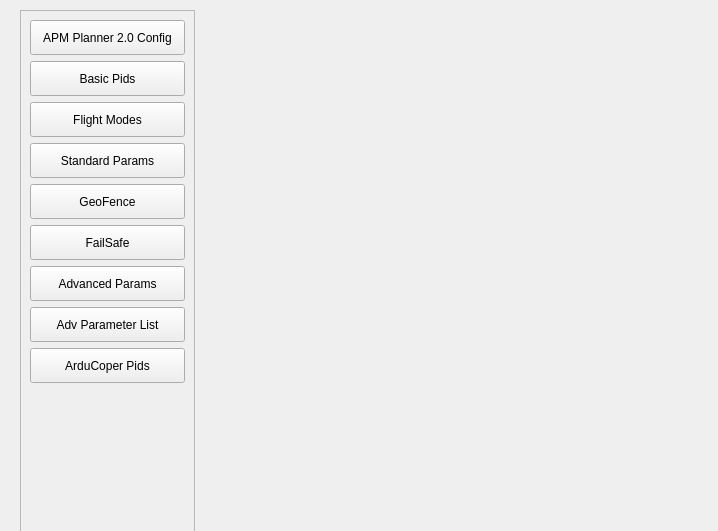
The window that src/ui/configuration/ApmSoftwareConfig.ui (mavlink/qgroundcontrol) describes before a commit, drawn with Qt 5.
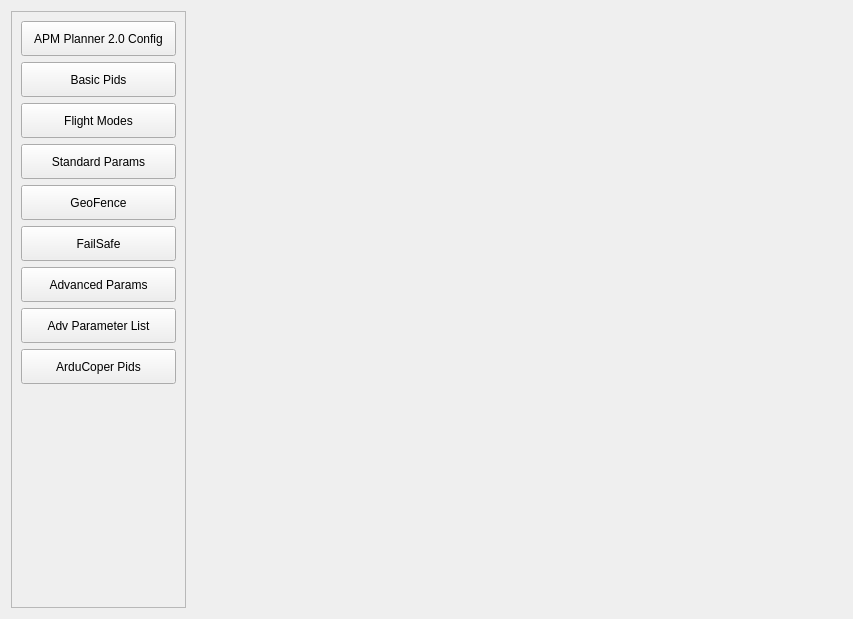
The same window after the commit.

Diff of the .ui file:
```diff
--- a/src/ui/configuration/ApmSoftwareConfig.ui
+++ b/src/ui/configuration/ApmSoftwareConfig.ui
@@ -6,22 +6,16 @@
    <rect>
     <x>0</x>
     <y>0</y>
-    <width>718</width>
-    <height>531</height>
+    <width>853</width>
+    <height>619</height>
    </rect>
   </property>
   <property name="windowTitle">
    <string>Form</string>
   </property>
+  <layout class="QHBoxLayout" name="horizontalLayout">
+   <item>
   <widget class="QScrollArea" name="scrollArea_6">
-   <property name="geometry">
-    <rect>
-     <x>20</x>
-     <y>10</y>
-     <width>175</width>
-     <height>531</height>
-    </rect>
-   </property>
    <property name="minimumSize">
     <size>
      <width>175</width>
@@ -43,7 +37,7 @@
       <x>0</x>
       <y>0</y>
       <width>173</width>
-      <height>529</height>
+        <height>599</height>
      </rect>
     </property>
     <layout class="QVBoxLayout" name="verticalLayout_12">
@@ -211,16 +205,11 @@
     </layout>
    </widget>
   </widget>
-  <widget class="QStackedWidget" name="stackedWidget">
-   <property name="geometry">
-    <rect>
-     <x>220</x>
-     <y>20</y>
-     <width>471</width>
-     <height>491</height>
-    </rect>
-   </property>
-  </widget>
+   </item>
+   <item>
+    <widget class="QStackedWidget" name="stackedWidget"/>
+   </item>
+  </layout>
  </widget>
  <resources/>
  <connections/>
```
Lines whose indentation alone changed are shown as unchanged.
